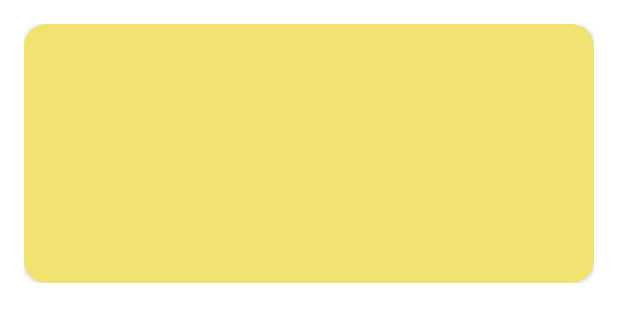
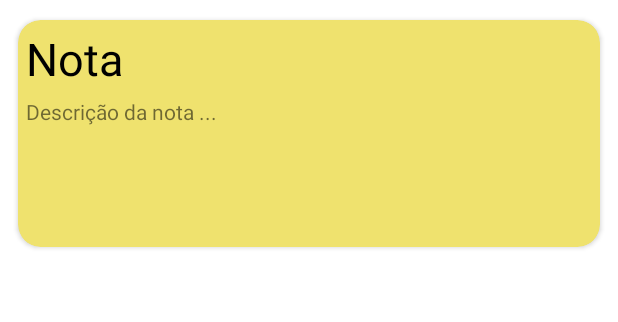
Before and after one commit to rafaelpereira97/Comp.Movel, an Android app: the layout text_row_item.xml on its own in the app's theme, with its tools: preview values and no code run, on a phone screen of 412 x 824 dp. Shown: the top 322 px of the screen. Run offline under Robolectric (Android 15) with nearby library versions, the phone set to English and light mode, and no system bars.

Commit message:
change notes layout

```diff
--- a/app/src/main/res/layout/text_row_item.xml
+++ b/app/src/main/res/layout/text_row_item.xml
@@ -3,7 +3,7 @@
     android:layout_width="match_parent"
     android:layout_height="wrap_content"
     xmlns:app="http://schemas.android.com/apk/res-auto"
-    android:padding="16dp">
+    android:padding="5dp">
 
     <androidx.cardview.widget.CardView
         android:layout_width="match_parent"
@@ -11,28 +11,33 @@
         android:id="@+id/cv"
         app:cardBackgroundColor="@color/cardColor"
         app:cardCornerRadius="15dp"
+        app:cardUseCompatPadding="true"
         >
 
         <RelativeLayout
             android:layout_width="match_parent"
             android:layout_height="wrap_content"
-            android:padding="16dp"
+            android:padding="5dp"
             >
 
             <TextView
-                android:layout_width="wrap_content"
+                android:layout_width="match_parent"
                 android:layout_height="wrap_content"
                 android:id="@+id/noteTitle"
                 android:layout_alignParentTop="true"
                 android:textSize="30sp"
+                android:textColor="@color/black"
+                android:text="Nota"
                 />
 
             <TextView
-                android:layout_width="wrap_content"
+                android:layout_width="match_parent"
                 android:layout_height="wrap_content"
                 android:id="@+id/noteDescription"
                 android:height="100dp"
+                android:paddingTop="5dp"
                 android:layout_below="@+id/noteTitle"
+                android:text="Descrição da nota ..."
                 />
 
         </RelativeLayout>
```
Also changed, not shown: app/src/main/java/com/example/compmovel/FirstFragment.kt (deleted, +0 -31 lines), app/src/main/java/com/example/compmovel/SecondFragment.kt (deleted, +0 -31 lines).
